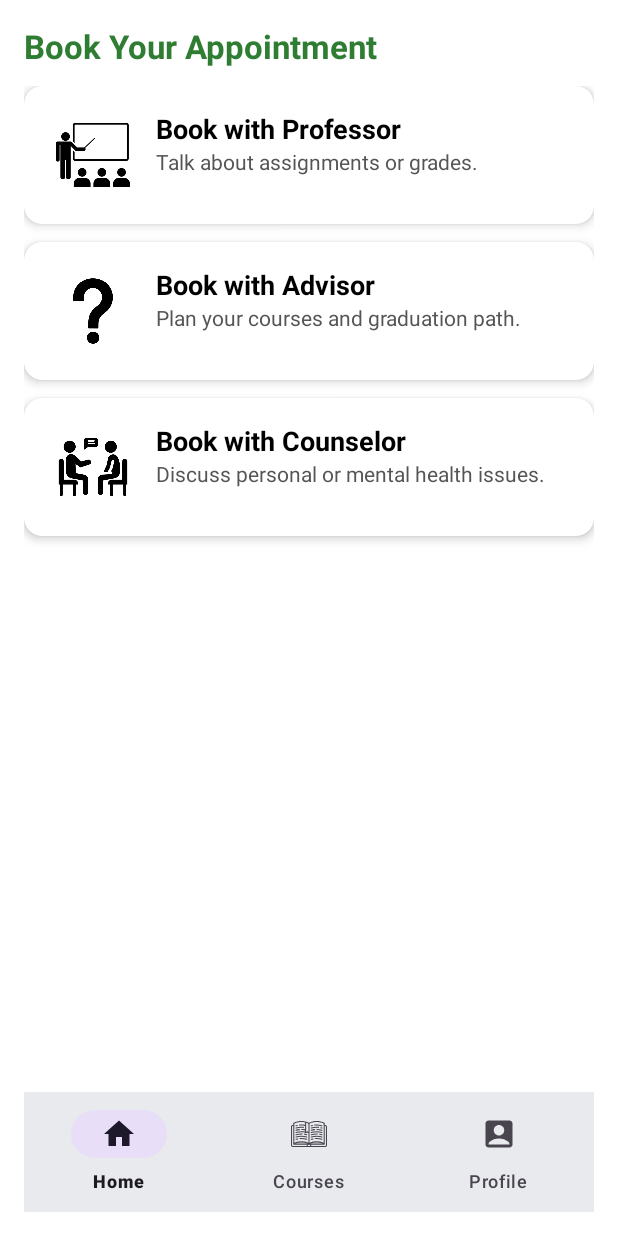
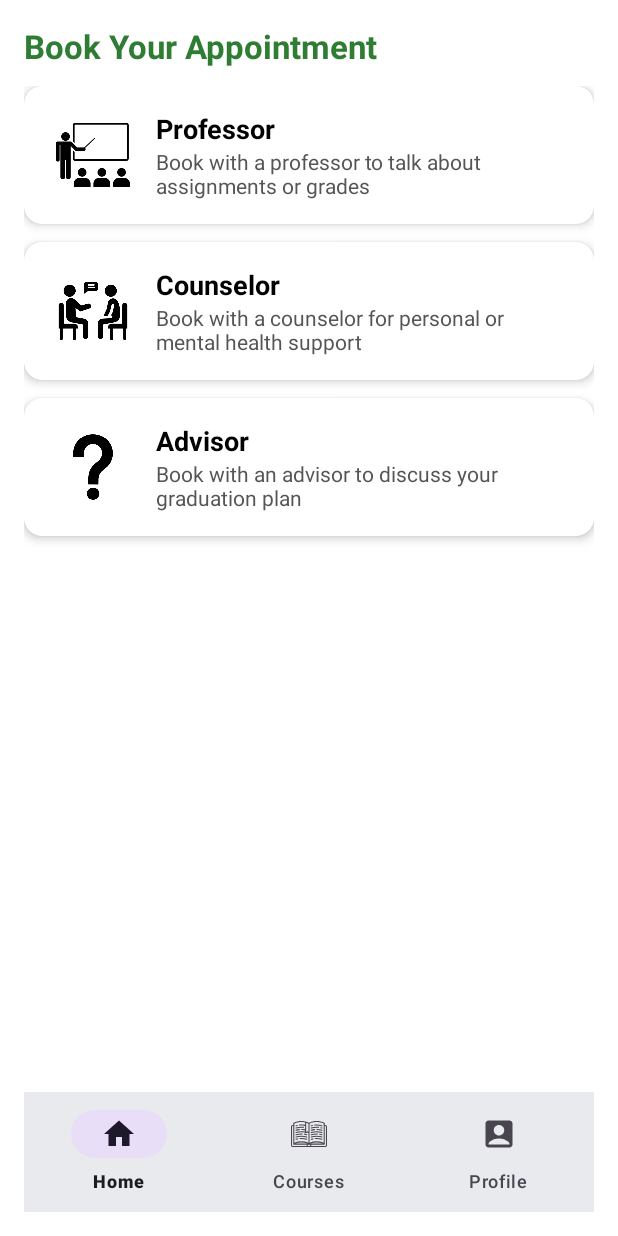
Before and after one commit to mikebassi132/Syntax-Squad, an Android app: the AppointmentsActivity screen opened directly, with no data from a screen before it, on a phone screen of 412 x 824 dp. Run offline under Robolectric (Android 15) with nearby library versions, the light colour scheme and no system bars; our stand-ins replace Firebase (no records; nobody signed in at launch, a user with empty details on screens opened directly).

Commit message:
trying to get appointments page to work with backend, not quite working

```diff
--- a/app/src/main/java/com/example/schoolboardapp/AppointmentOption.java
+++ b/app/src/main/java/com/example/schoolboardapp/AppointmentOption.java
@@ -1,17 +1,18 @@
 package com.example.schoolboardapp;
+public class AppointmentOption {
+    private String professorName;
+    private String availableTime;
 
-public class AppointmentOption {
-    private int imageResId;
-    private String title;
-    private String description;
-
-    public AppointmentOption(int imageResId, String title, String description) {
-        this.imageResId = imageResId;
-        this.title = title;
-        this.description = description;
+    public AppointmentOption(String professorName, String availableTime) {
+        this.professorName = professorName;
+        this.availableTime = availableTime;
     }
 
-    public int getImageResId() { return imageResId; }
-    public String getTitle() { return title; }
-    public String getDescription() { return description; }
+    public String getProfessorName() {
+        return professorName;
+    }
+
+    public String getAvailableTime() {
+        return availableTime;
+    }
 }
--- a/app/src/main/java/com/example/schoolboardapp/AppointmentOptionAdapter.java
+++ b/app/src/main/java/com/example/schoolboardapp/AppointmentOptionAdapter.java
@@ -1,62 +1,87 @@
 package com.example.schoolboardapp;
 
 import android.content.Context;
-import android.content.Intent;
 import android.view.LayoutInflater;
 import android.view.View;
 import android.view.ViewGroup;
 import android.widget.ImageView;
 import android.widget.TextView;
 
-import androidx.annotation.NonNull;
 import androidx.recyclerview.widget.RecyclerView;
 
 import java.util.List;
 
 public class AppointmentOptionAdapter extends RecyclerView.Adapter<AppointmentOptionAdapter.ViewHolder> {
 
-    private List<AppointmentOption> options;
     private Context context;
+    private List<AppointmentOption> appointmentOptions;
+    private OnItemClickListener onItemClickListener;
 
-    public AppointmentOptionAdapter(Context context, List<AppointmentOption> options) {
+
+    public AppointmentOptionAdapter(Context context, List<AppointmentOption> appointmentOptions, OnItemClickListener listener) {
         this.context = context;
-        this.options = options;
+        this.appointmentOptions = appointmentOptions;
+        this.onItemClickListener = listener;
     }
 
-    @NonNull
     @Override
-    public ViewHolder onCreateViewHolder(@NonNull ViewGroup parent, int viewType) {
+    public ViewHolder onCreateViewHolder(ViewGroup parent, int viewType) {
         View view = LayoutInflater.from(context).inflate(R.layout.item_appointment_option, parent, false);
         return new ViewHolder(view);
     }
 
     @Override
-    public void onBindViewHolder(@NonNull ViewHolder holder, int position) {
-        AppointmentOption option = options.get(position);
-        holder.titleText.setText(option.getTitle());
-        holder.descText.setText(option.getDescription());
-        holder.iconImage.setImageResource(option.getImageResId());
+    public void onBindViewHolder(ViewHolder holder, int position) {
+        AppointmentOption appointmentOption = appointmentOptions.get(position);
+        holder.professorNameTextView.setText(appointmentOption.getProfessorName());
+        holder.availableTimeTextView.setText(appointmentOption.getAvailableTime());
 
-        // Optional: handle click
+        // ✅ Set icon based on name
+        String name = appointmentOption.getProfessorName().toLowerCase();
+        if (name.contains("professor")) {
+            holder.iconImageView.setImageResource(R.drawable.ic_professor);
+        } else if (name.contains("counselor")) {
+            holder.iconImageView.setImageResource(R.drawable.ic_counselor);
+        } else if (name.contains("advisor")) {
+            holder.iconImageView.setImageResource(R.drawable.ic_advisor);
+        } else {
+            holder.iconImageView.setImageResource(R.drawable.ic_launcher_foreground); // fallback
+        }
+
+        // Set the click listener
         holder.itemView.setOnClickListener(v -> {
-            // Add navigation or dialog if needed
+            if (onItemClickListener != null) {
+                onItemClickListener.onItemClick(position);
+            }
         });
     }
 
     @Override
     public int getItemCount() {
-        return options.size();
+        return appointmentOptions.size();
     }
 
     public static class ViewHolder extends RecyclerView.ViewHolder {
-        TextView titleText, descText;
-        ImageView iconImage;
+
+        TextView professorNameTextView;
+        TextView availableTimeTextView;
+        ImageView iconImageView; // ✅ Add ImageView reference
 
         public ViewHolder(View itemView) {
             super(itemView);
-            titleText = itemView.findViewById(R.id.titleText);
-            descText = itemView.findViewById(R.id.descText);
-            iconImage = itemView.findViewById(R.id.iconImage);
+            professorNameTextView = itemView.findViewById(R.id.professorName);
+            availableTimeTextView = itemView.findViewById(R.id.availableTime);
+            iconImageView = itemView.findViewById(R.id.iconImage); // ✅ Link it here
         }
     }
+
+    // Define the OnItemClickListener interface
+    public interface OnItemClickListener {
+        void onItemClick(int position);
+    }
+
+    // ✅ Allow setting/changing the listener later
+    public void setOnItemClickListener(OnItemClickListener listener) {
+        this.onItemClickListener = listener;
+    }
 }
--- a/app/src/main/java/com/example/schoolboardapp/AppointmentsActivity.java
+++ b/app/src/main/java/com/example/schoolboardapp/AppointmentsActivity.java
@@ -2,34 +2,66 @@ package com.example.schoolboardapp;
 
 import android.content.Intent;
 import android.os.Bundle;
+import android.widget.Toast;
 
 import androidx.appcompat.app.AppCompatActivity;
 import androidx.recyclerview.widget.LinearLayoutManager;
 import androidx.recyclerview.widget.RecyclerView;
 
 import com.google.android.material.bottomnavigation.BottomNavigationView;
+import com.google.firebase.database.DataSnapshot;
+import com.google.firebase.database.DatabaseError;
+import com.google.firebase.database.DatabaseReference;
+import com.google.firebase.database.FirebaseDatabase;
+import com.google.firebase.database.ValueEventListener;
 
 import java.util.ArrayList;
 import java.util.List;
 
+
+
+
 public class AppointmentsActivity extends AppCompatActivity {
+
+    private RecyclerView recyclerView;
+    private AppointmentOptionAdapter adapter;
+    private List<AppointmentOption> options;
+    private List<AppointmentOption> availableTimes;
+    private boolean showingAvailableTimes = false;
 
     @Override
     protected void onCreate(Bundle savedInstanceState) {
         super.onCreate(savedInstanceState);
         setContentView(R.layout.activity_appointments);
 
-        RecyclerView recyclerView = findViewById(R.id.appointmentsRecyclerView);
+        recyclerView = findViewById(R.id.appointmentsRecyclerView);
         recyclerView.setLayoutManager(new LinearLayoutManager(this));
 
-        List<AppointmentOption> options = new ArrayList<>();
-        options.add(new AppointmentOption(R.drawable.ic_professor, "Book with Professor", "Talk about assignments or grades."));
-        options.add(new AppointmentOption(R.drawable.ic_advisor, "Book with Advisor", "Plan your courses and graduation path."));
-        options.add(new AppointmentOption(R.drawable.ic_counselor, "Book with Counselor", "Discuss personal or mental health issues."));
+        // Initial appointment options
+        options = new ArrayList<>();
+        options.add(new AppointmentOption("Professor", "Book with a professor to talk about assignments or grades"));
+        options.add(new AppointmentOption("Counselor", "Book with a counselor for personal or mental health support"));
+        options.add(new AppointmentOption("Advisor", "Book with an advisor to discuss your graduation plan"));
 
-        AppointmentOptionAdapter adapter = new AppointmentOptionAdapter(this, options);
+        adapter = new AppointmentOptionAdapter(this, options, null);
         recyclerView.setAdapter(adapter);
 
+        // Set click behavior for initial role selection
+        adapter.setOnItemClickListener(position -> {
+            switch (position) {
+                case 0:
+                    showProfessorSelection();
+                    break;
+                case 1:
+                    showCounselorOrAdvisor("counselors");
+                    break;
+                case 2:
+                    showCounselorOrAdvisor("advisors");
+                    break;
+            }
+        });
+
+        // Bottom nav
         BottomNavigationView bottomNavigationView = findViewById(R.id.bottomNavigationView);
         bottomNavigationView.setSelectedItemId(R.id.nav_home);
         bottomNavigationView.setOnItemSelectedListener(item -> {
@@ -47,4 +79,58 @@ public class AppointmentsActivity extends AppCompatActivity {
             return false;
         });
     }
+
+    private void showProfessorSelection() {
+        fetchAppointmentOptions("professors");
+    }
+
+    private void showCounselorOrAdvisor(String type) {
+        fetchAppointmentOptions(type);
+    }
+
+    private void fetchAppointmentOptions(String type) {
+        DatabaseReference appointmentsRef = FirebaseDatabase.getInstance().getReference()
+                .child("students")
+                .child("student1")
+                .child("appointments")
+                .child(type);
+
+        appointmentsRef.addListenerForSingleValueEvent(new ValueEventListener() {
+            @Override
+            public void onDataChange(DataSnapshot dataSnapshot) {
+                availableTimes = new ArrayList<>();
+                if (dataSnapshot.exists()) {
+                    for (DataSnapshot snapshot : dataSnapshot.getChildren()) {
+                        String name = snapshot.child("name").getValue(String.class);
+                        String availableTimesStr = snapshot.child("availableTimes").getValue(String.class);
+
+                        if (availableTimesStr != null && name != null) {
+                            String[] times = availableTimesStr.split(",\\s*");
+                            for (String time : times) {
+                                availableTimes.add(new AppointmentOption(name, time));
+                            }
+                        }
+                    }
+
+                    showingAvailableTimes = true;
+                    adapter = new AppointmentOptionAdapter(AppointmentsActivity.this, availableTimes, null);
+                    recyclerView.setAdapter(adapter);
+
+                    adapter.setOnItemClickListener(position -> {
+                        AppointmentOption selected = availableTimes.get(position);
+                        Toast.makeText(AppointmentsActivity.this, "Selected: " + selected.getProfessorName() + " at " + selected.getAvailableTime(), Toast.LENGTH_SHORT).show();
+                        // You could launch a confirmation screen or booking logic here
+                    });
+
+                } else {
+                    Toast.makeText(AppointmentsActivity.this, "No available appointments found.", Toast.LENGTH_SHORT).show();
+                }
+            }
+
+            @Override
+            public void onCancelled(DatabaseError databaseError) {
+                Toast.makeText(AppointmentsActivity.this, "Failed to load data.", Toast.LENGTH_SHORT).show();
+            }
+        });
+    }
 }
--- a/app/src/main/res/layout/item_appointment_option.xml
+++ b/app/src/main/res/layout/item_appointment_option.xml
@@ -1,5 +1,4 @@
-<androidx.cardview.widget.CardView
-    xmlns:android="http://schemas.android.com/apk/res/android"
+<androidx.cardview.widget.CardView xmlns:android="http://schemas.android.com/apk/res/android"
     xmlns:card_view="http://schemas.android.com/apk/res-auto"
     android:layout_width="match_parent"
     android:layout_height="wrap_content"
@@ -17,6 +16,8 @@
             android:id="@+id/iconImage"
             android:layout_width="60dp"
             android:layout_height="60dp"
+            android:layout_gravity="center_vertical"
+            android:scaleType="centerCrop"
             android:src="@drawable/ic_launcher_foreground" />
 
         <LinearLayout
@@ -27,7 +28,7 @@
             android:layout_marginStart="12dp">
 
             <TextView
-                android:id="@+id/titleText"
+                android:id="@+id/professorName"
             android:layout_width="wrap_content"
             android:layout_height="wrap_content"
             android:text="Book with Professor"
@@ -36,10 +37,10 @@
             android:textColor="#000" />
 
             <TextView
-                android:id="@+id/descText"
+                android:id="@+id/availableTime"
             android:layout_width="wrap_content"
             android:layout_height="wrap_content"
-                android:text="Discuss academic concerns, grades, or projects"
+            android:text="Available Time"
             android:textSize="14sp"
             android:textColor="#555" />
         </LinearLayout>
--- a/build.gradle.kts
+++ b/build.gradle.kts
@@ -1,7 +1,7 @@
 // Top-level build file where you can add configuration options common to all sub-projects/modules.
 plugins {
-    id("com.android.application") version "8.2.0" apply false
-    id("com.android.library") version "8.2.0" apply false
+    id("com.android.application") version "8.9.1" apply false
+    id("com.android.library") version "8.9.1" apply false
     id("org.jetbrains.kotlin.android") version "1.9.0" apply false
     id("com.google.gms.google-services") version "4.3.15" apply false
 }
```
Lines whose indentation alone changed are shown as unchanged.
